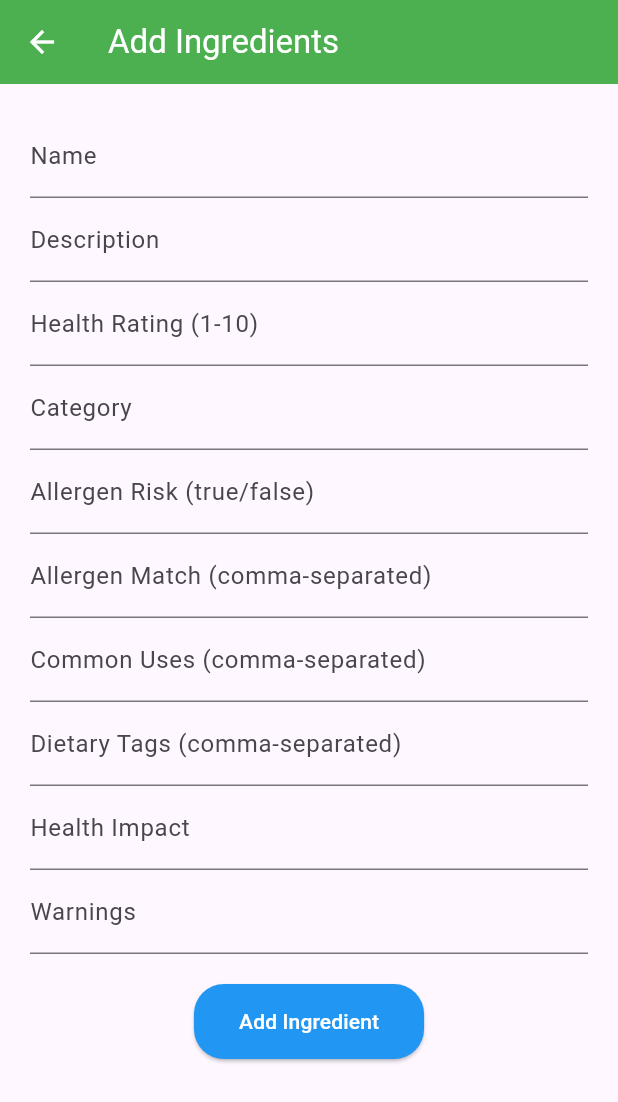
After one commit to Technith/NutriLens, a Flutter app: the AddIngredientsPage screen opened by its route, after a tap on "Add Ingredient", on a phone screen of 412 x 824 dp. The commit adds this screen. Shown: the top 1102 px of the screen. Run offline on Flutter 3.47's test engine with Material 3 defaults, Android fonts, the phone set to English and light mode, and no system bars; our stand-ins replace firebase_auth, firebase_core, firebase_database, firebase_messaging, hive_flutter, permission_handler and 1 more; missing offline and left inert: mobile_scanner; accounts and stored records are empty; network calls fail.

Commit message:
ingredient upload

```diff
--- a/lib/main.dart
+++ b/lib/main.dart
@@ -24,6 +24,7 @@ import 'services/api_service.dart';
 import 'pages/deals_page.dart';
 import 'pages/barcode_scanner_page.dart';
 import 'pages/report_issue_page.dart';
+import 'pages/add_ingredients_page.dart';
 
 
 
@@ -76,7 +77,8 @@ class NutriLensApp extends StatelessWidget {
         '/glossary': (context) => GlossaryPage(),
         './deleted_notifications': (context) => DeletedNotificationsPage(),
         '/deals': (context) => DealsPage(),
-        '/report_issue': (context) => ReportIssuePage()
+        '/report_issue': (context) => ReportIssuePage(),
+        '/add_ingredients': (context) => AddIngredientsPage(),
       },
     );
   }
--- /dev/null
+++ b/lib/pages/add_ingredients_page.dart
@@ -0,0 +1,174 @@
+import 'package:flutter/material.dart';
+import '../services/local_ingredient_database_service.dart';
+
+//stateful widget for adding and displaying ingredients
+class AddIngredientsPage extends StatefulWidget {
+  const AddIngredientsPage({super.key});
+
+  @override
+  _AddIngredientsPageState createState() => _AddIngredientsPageState();
+}
+
+class _AddIngredientsPageState extends State<AddIngredientsPage> {
+  final TextEditingController _nameController = TextEditingController();
+  final TextEditingController _descriptionController = TextEditingController();
+  final TextEditingController _healthRatingController = TextEditingController();
+  final TextEditingController _categoryController = TextEditingController();
+  final TextEditingController _allergenRiskController = TextEditingController();
+  final TextEditingController _allergenMatchController = TextEditingController();
+  final TextEditingController _commonUsesController = TextEditingController();
+  final TextEditingController _dietaryTagsController = TextEditingController();
+  final TextEditingController _healthImpactController = TextEditingController();
+  final TextEditingController _warningsController = TextEditingController();
+
+  List<Map<String, dynamic>> _ingredients = [];
+
+  @override
+  void initState() {
+    super.initState();
+    _loadIngredients();
+  }
+
+  Future<void> _loadIngredients() async {
+    final ingredients = await IngredientDatabase.instance.getIngredients();
+    setState(() {
+      _ingredients = ingredients;
+    });
+  }
+
+  Future<void> _addIngredient() async {
+    final name = _nameController.text.trim();
+    final description = _descriptionController.text.trim();
+    final healthRatingText = _healthRatingController.text.trim();
+    final category = _categoryController.text.trim();
+    final allergenRisk = _allergenRiskController.text.trim().toLowerCase() == 'true';
+    final allergenMatch = _allergenMatchController.text.trim().split(',');
+    final commonUses = _commonUsesController.text.trim().split(',');
+    final dietaryTags = _dietaryTagsController.text.trim().split(',');
+    final healthImpact = _healthImpactController.text.trim();
+    final warnings = _warningsController.text.trim();
+
+    if (name.isNotEmpty && description.isNotEmpty && healthRatingText.isNotEmpty && category.isNotEmpty) {
+      final healthRating = int.tryParse(healthRatingText);
+      if (healthRating != null) {
+        await IngredientDatabase.instance.insertIngredient(
+          name: name,
+          description: description,
+          healthRating: healthRating,
+          category: category,
+          allergenRisk: allergenRisk,
+          allergenMatch: allergenMatch,
+          commonUses: commonUses,
+          dietaryTags: dietaryTags,
+          healthImpact: healthImpact,
+          warnings: warnings,
+        );
+
+        _nameController.clear();
+        _descriptionController.clear();
+        _healthRatingController.clear();
+        _categoryController.clear();
+        _allergenRiskController.clear();
+        _allergenMatchController.clear();
+        _commonUsesController.clear();
+        _dietaryTagsController.clear();
+        _healthImpactController.clear();
+        _warningsController.clear();
+
+        _loadIngredients();
+      } else {
+        ScaffoldMessenger.of(context).showSnackBar(
+          const SnackBar(content: Text('Health Rating must be a number')),
+        );
+      }
+    }
+  }
+
+  @override
+  Widget build(BuildContext context) {
+    return Scaffold(
+      appBar: AppBar(
+        title: const Text('Add Ingredients'),
+        backgroundColor: Colors.green,
+        foregroundColor: Colors.white,
+      ),
+      body: Padding(
+        padding: const EdgeInsets.all(20.0),
+        child: Column(
+          children: [
+            TextField(controller: _nameController, decoration: const InputDecoration(labelText: 'Name')),
+            TextField(controller: _descriptionController, decoration: const InputDecoration(labelText: 'Description')),
+            TextField(controller: _healthRatingController, decoration: const InputDecoration(labelText: 'Health Rating (1-10)'), keyboardType: TextInputType.number),
+            TextField(controller: _categoryController, decoration: const InputDecoration(labelText: 'Category')),
+            TextField(controller: _allergenRiskController, decoration: const InputDecoration(labelText: 'Allergen Risk (true/false)')),
+            TextField(controller: _allergenMatchController, decoration: const InputDecoration(labelText: 'Allergen Match (comma-separated)')),
+            TextField(controller: _commonUsesController, decoration: const InputDecoration(labelText: 'Common Uses (comma-separated)')),
+            TextField(controller: _dietaryTagsController, decoration: const InputDecoration(labelText: 'Dietary Tags (comma-separated)')),
+            TextField(controller: _healthImpactController, decoration: const InputDecoration(labelText: 'Health Impact')),
+            TextField(controller: _warningsController, decoration: const InputDecoration(labelText: 'Warnings')),
+            const SizedBox(height: 20),
+            ElevatedButton(
+              onPressed: _addIngredient,
+              style: ElevatedButton.styleFrom(
+                backgroundColor: Colors.blue,
+                padding: const EdgeInsets.symmetric(horizontal: 30, vertical: 15),
+                shape: RoundedRectangleBorder(borderRadius: BorderRadius.circular(20)),
+              ),
+              child: const Text('Add Ingredient', style: TextStyle(color: Colors.white)),
+            ),
+            const SizedBox(height: 20),
+            Expanded(
+              child: ListView.builder(
+                itemCount: _ingredients.length,
+                itemBuilder: (context, index) {
+                  final ingredient = _ingredients[index];
+                  return ListTile(
+                    title: Text(ingredient['name'] ?? 'Unnamed'),
+                    subtitle: Text('Health Rating: ${ingredient['healthRating']} - ${ingredient['category']}'),
+                    onTap: () {
+                      _showIngredientDetails(ingredient);
+                    },
+                  );
+                },
+              ),
+            ),
+          ],
+        ),
+      ),
+    );
+  }
+
+  void _showIngredientDetails(Map<String, dynamic> ingredient) {
+    showDialog(
+      context: context,
+      builder: (context) => AlertDialog(
+        title: Text(ingredient['name'] ?? 'No Name'),
+        content: SingleChildScrollView(
+          child: Text(
+            'Description: ${ingredient['description'] ?? ''}\n\n'
+            'Health Rating: ${ingredient['healthRating'] ?? ''}\n\n'
+            'Category: ${ingredient['category'] ?? ''}\n\n'
+            'Allergen Risk: ${ingredient['allergenRisk'] ?? ''}\n'
+            'Allergen Match: ${(ingredient['allergenMatch'] as List?)?.join(", ") ?? ''}\n\n'
+            'Common Uses: ${(ingredient['commonUses'] as List?)?.join(", ") ?? ''}\n'
+            'Dietary Tags: ${(ingredient['dietaryTags'] as List?)?.join(", ") ?? ''}\n\n'
+            'Health Impact: ${ingredient['healthImpact'] ?? ''}\n'
+            'Warnings: ${ingredient['warnings'] ?? ''}',
+          ),
+        ),
+        actions: [
+          TextButton(onPressed: () => Navigator.pop(context), child: const Text('Close')),
+          TextButton(
+            onPressed: () async {
+              await IngredientDatabase.instance.deleteIngredient(ingredient['id']);
+              Navigator.pop(context);
+              _loadIngredients();
+            },
+            style: TextButton.styleFrom(foregroundColor: Colors.red),
+            child: const Text('Delete'),
+          ),
+        ],
+      ),
+    );
+  }
+}
--- a/lib/pages/search_page.dart
+++ b/lib/pages/search_page.dart
@@ -243,6 +243,24 @@ class _SearchPageState extends State<SearchPage> {
                 ),
               ),
             ),
+            Center(
+                child: ElevatedButton(
+                  onPressed: () {
+                    Navigator.pushNamed(context, '/add_ingredients');
+                  },
+                  style: ElevatedButton.styleFrom(
+                    //backgroundColor: ThemeColor.primary,
+                    padding: const EdgeInsets.symmetric(horizontal: 30, vertical: 15),
+                    shape: RoundedRectangleBorder(
+                      borderRadius: BorderRadius.circular(20),
+                    ),
+                  ),
+                  child: Text(
+                    "Add Ingredients",
+                    //style: TextStyle(color: ThemeColor.textPrimary, fontSize: 16),
+                  ),
+                ),
+              ),
             const SizedBox(height: 40),
           ],
         ),
--- /dev/null
+++ b/lib/services/local_ingredient_database_service.dart
@@ -0,0 +1,99 @@
+import 'dart:convert';
+import 'package:sqflite/sqflite.dart';
+import 'package:path/path.dart';
+
+class IngredientDatabase {
+  static final IngredientDatabase instance = IngredientDatabase._init();
+  static Database? _database;
+
+  IngredientDatabase._init();
+
+  Future<Database> get database async {
+    if (_database != null) return _database!;
+    _database = await _initDB('ingredients.db');
+    return _database!;
+  }
+
+  Future<Database> _initDB(String filePath) async {
+    final dbPath = await getDatabasesPath();
+    final path = join(dbPath, filePath);
+
+    return await openDatabase(
+      path,
+      version: 1,
+      onCreate: _createDB,
+    );
+  }
+
+  Future _createDB(Database db, int version) async {
+    await db.execute('''
+      CREATE TABLE ingredients (
+        id INTEGER PRIMARY KEY AUTOINCREMENT,
+        name TEXT NOT NULL,
+        description TEXT NOT NULL,
+        healthRating INTEGER NOT NULL,
+        category TEXT NOT NULL,
+        allergenRisk INTEGER,
+        allergenMatch TEXT,
+        commonUses TEXT,
+        dietaryTags TEXT,
+        healthImpact TEXT,
+        warnings TEXT
+      )
+    ''');
+  }
+
+  Future<void> insertIngredient({
+    required String name,
+    required String description,
+    required int healthRating,
+    required String category,
+    required bool allergenRisk,
+    required List<String> allergenMatch,
+    required List<String> commonUses,
+    required List<String> dietaryTags,
+    required String healthImpact,
+    required String warnings,
+  }) async {
+    final db = await instance.database;
+    await db.insert('ingredients', {
+      'name': name,
+      'description': description,
+      'healthRating': healthRating,
+      'category': category,
+      'allergenRisk': allergenRisk ? 1 : 0,
+      'allergenMatch': jsonEncode(allergenMatch),
+      'commonUses': jsonEncode(commonUses),
+      'dietaryTags': jsonEncode(dietaryTags),
+      'healthImpact': healthImpact,
+      'warnings': warnings,
+    });
+  }
+
+  Future<List<Map<String, dynamic>>> getIngredients() async {
+    final db = await instance.database;
+    final result = await db.query('ingredients');
+    return result.map((map) => {
+      ...map,
+      'allergenRisk': map['allergenRisk'] == 1,
+      'allergenMatch': List<String>.from(jsonDecode(map['allergenMatch']?.toString() ?? '[]')),
+      'commonUses': List<String>.from(jsonDecode(map['commonUses']?.toString() ?? '[]')),
+      'dietaryTags': List<String>.from(jsonDecode(map['dietaryTags']?.toString() ?? '[]')),
+
+    }).toList();
+  }
+
+  Future<void> deleteIngredient(int id) async {
+    final db = await instance.database;
+    await db.delete(
+      'ingredients',
+      where: 'id = ?',
+      whereArgs: [id],
+    );
+  }
+
+  Future close() async {
+    final db = await instance.database;
+    db.close();
+  }
+}
```
